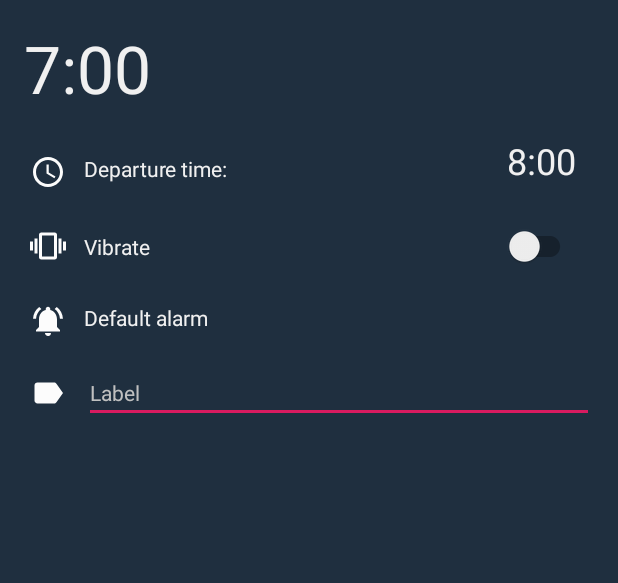
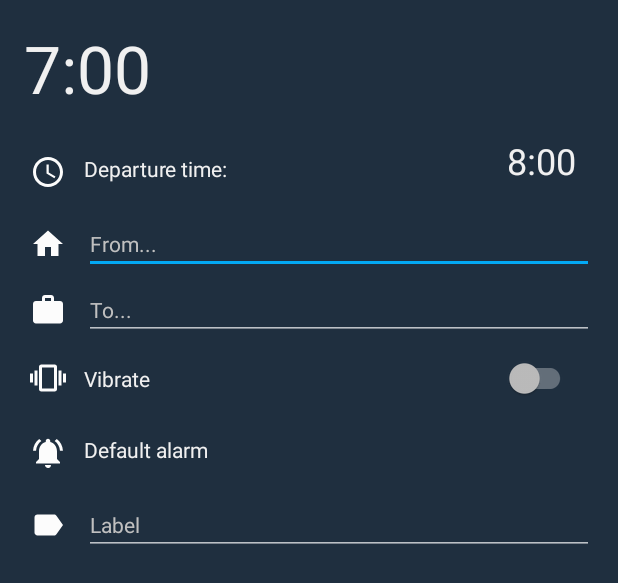
Before and after one commit to Nostereal/Reworked-smart-alarm, an Android app: the layout dialog_edit_alarm.xml on its own in the app's theme, with its tools: preview values and no code run, on a phone screen of 412 x 824 dp. Shown: the top 583 px of the screen. Run offline under Robolectric (Android 15) with nearby library versions, the phone set to English and light mode, and no system bars.

Commit message:
added dark theme, some fixes

```diff
--- a/app/src/main/java/com/example/smartalarm/data/AlarmRepository.kt
+++ b/app/src/main/java/com/example/smartalarm/data/AlarmRepository.kt
@@ -34,8 +34,5 @@ class AlarmRepository(application: Application) {
         uiScope.launch { alarmDao.update(alarm) }
     }
 
-    fun getAlarmById(id: Int) : Alarm {
-        val alarm: Alarm = alarmDao.getAlarmById(id)
-        return alarm
-    }
+    fun getAlarmById(id: Int) = alarmDao.getAlarmById(id)
 }
--- a/app/src/main/java/com/example/smartalarm/ui/MainActivity.kt
+++ b/app/src/main/java/com/example/smartalarm/ui/MainActivity.kt
@@ -3,6 +3,7 @@ package com.example.smartalarm.ui
 import androidx.appcompat.app.AppCompatActivity
 import android.os.Bundle
 import android.widget.Toast
+import androidx.appcompat.app.AppCompatDelegate
 import androidx.lifecycle.Observer
 import androidx.lifecycle.ViewModelProviders
 import androidx.recyclerview.widget.LinearLayoutManager
@@ -29,6 +30,7 @@ class MainActivity : AppCompatActivity() {
 
     override fun onCreate(savedInstanceState: Bundle?) {
         super.onCreate(savedInstanceState)
+        delegate.localNightMode = AppCompatDelegate.MODE_NIGHT_YES
         setContentView(R.layout.activity_main)
 
         recyclerView.layoutManager = LinearLayoutManager(this)
@@ -89,6 +91,4 @@ class MainActivity : AppCompatActivity() {
             }
         }
     }
-
-
 }
--- /dev/null
+++ b/app/src/main/res/drawable/ic_home.xml
@@ -0,0 +1,5 @@
+<vector android:height="24dp" android:tint="#FCFCFC"
+    android:viewportHeight="24.0" android:viewportWidth="24.0"
+    android:width="24dp" xmlns:android="http://schemas.android.com/apk/res/android">
+    <path android:fillColor="#FF000000" android:pathData="M10,20v-6h4v6h5v-8h3L12,3 2,12h3v8z"/>
+</vector>
--- /dev/null
+++ b/app/src/main/res/drawable/ic_work.xml
@@ -0,0 +1,5 @@
+<vector android:height="24dp" android:tint="#FCFCFC"
+    android:viewportHeight="24.0" android:viewportWidth="24.0"
+    android:width="24dp" xmlns:android="http://schemas.android.com/apk/res/android">
+    <path android:fillColor="#FF000000" android:pathData="M20,6h-4L16,4c0,-1.11 -0.89,-2 -2,-2h-4c-1.11,0 -2,0.89 -2,2v2L4,6c-1.11,0 -1.99,0.89 -1.99,2L2,19c0,1.11 0.89,2 2,2h16c1.11,0 2,-0.89 2,-2L22,8c0,-1.11 -0.89,-2 -2,-2zM14,6h-4L10,4h4v2z"/>
+</vector>
--- a/app/src/main/res/layout/dialog_edit_alarm.xml
+++ b/app/src/main/res/layout/dialog_edit_alarm.xml
@@ -2,7 +2,7 @@
 <ScrollView xmlns:android="http://schemas.android.com/apk/res/android"
             xmlns:tools="http://schemas.android.com/tools"
             android:id="@+id/edit_alarm_scrollView"
-            android:background="#1F2F3F"
+            tools:background="#1F2F3F"
             android:layout_width="match_parent"
             android:layout_height="match_parent">
 
@@ -56,14 +56,75 @@
                     android:textColor="@color/textColor"
                     android:textSize="@dimen/small_time_text_size"
                     android:layout_marginEnd="@dimen/medium_margin"
-                    tools:text="8:00"
-            />
+                    tools:text="8:00"/>
+
+        </RelativeLayout>
+
+        <RelativeLayout
+                android:id="@+id/edit_alarm_from_holder"
+                android:layout_below="@id/edit_alarm_depart_time_holder"
+                android:layout_width="match_parent"
+                android:layout_height="wrap_content">
+
+            <ImageView
+                    android:id="@+id/edit_alarm_from_image"
+                    android:scaleType="fitCenter"
+                    android:src="@drawable/ic_home"
+                    android:layout_marginHorizontal="@dimen/tiny_margin"
+                    android:layout_alignTop="@id/edit_alarm_from_address"
+                    android:layout_alignBottom="@id/edit_alarm_from_address"
+                    android:layout_width="wrap_content"
+                    android:layout_height="wrap_content"/>
+
+            <EditText
+                    android:id="@+id/edit_alarm_from_address"
+                    android:hint="@string/from_hint"
+                    android:maxLines="1"
+                    android:textColorHint="@color/textColorHint"
+                    android:textColor="@color/textColor"
+                    android:layout_marginStart="@dimen/small_margin"
+                    android:layout_marginTop="@dimen/tiny_margin"
+                    android:layout_toEndOf="@id/edit_alarm_from_image"
+                    android:textSize="@dimen/normal_text_size"
+                    android:layout_width="match_parent"
+                    android:layout_height="wrap_content"/>
+
+        </RelativeLayout>
+
+        <RelativeLayout
+                android:id="@+id/edit_alarm_to_holder"
+                android:layout_below="@id/edit_alarm_from_holder"
+                android:layout_width="match_parent"
+                android:layout_height="wrap_content">
+
+            <ImageView
+                    android:id="@+id/edit_alarm_to_image"
+                    android:scaleType="fitCenter"
+                    android:src="@drawable/ic_work"
+                    android:layout_marginHorizontal="@dimen/tiny_margin"
+                    android:layout_alignTop="@id/edit_alarm_to_address"
+                    android:layout_alignBottom="@id/edit_alarm_to_address"
+                    android:layout_width="wrap_content"
+                    android:layout_height="wrap_content"/>
+
+            <EditText
+                    android:id="@+id/edit_alarm_to_address"
+                    android:hint="@string/to_hint"
+                    android:maxLines="1"
+                    android:textColorHint="@color/textColorHint"
+                    android:textColor="@color/textColor"
+                    android:layout_marginStart="@dimen/small_margin"
+                    android:layout_marginTop="@dimen/tiny_margin"
+                    android:layout_toEndOf="@id/edit_alarm_to_image"
+                    android:textSize="@dimen/normal_text_size"
+                    android:layout_width="match_parent"
+                    android:layout_height="wrap_content"/>
 
         </RelativeLayout>
 
         <RelativeLayout
                 android:id="@+id/edit_alarm_vibrate_holder"
-                android:layout_below="@id/edit_alarm_depart_time_holder"
+                android:layout_below="@id/edit_alarm_to_holder"
                 android:paddingEnd="@dimen/small_margin"
                 android:paddingVertical="@dimen/medium_margin"
                 android:layout_width="match_parent"
--- a/app/src/main/res/values/colors.xml
+++ b/app/src/main/res/values/colors.xml
@@ -7,4 +7,14 @@
     <color name="textColor">#F0F0F0</color>
     <color name="textColorHint">#C0C0C0</color>
     <color name="backgroundColor">#1F2F3F</color>
+
+    <!-- AMBER Theme -->
+    <color name="primaryColorAmber">#FFC107</color>
+    <color name="primaryLightColorAmber">#FFECB3</color>
+    <color name="primaryDarkColorAmber">#FFA000</color>
+    <color name="secondaryColorAmber">#03A9F4</color>
+    <color name="secondaryLightColorAmber">#65c4ef</color>
+    <color name="secondaryDarkColorAmber">#1e87b6</color>
+    <color name="primaryTextColorAmber">#ffffff</color>
+    <color name="secondaryTextColorAmber">#000000</color>
 </resources>
--- a/app/src/main/res/values/strings.xml
+++ b/app/src/main/res/values/strings.xml
@@ -9,6 +9,8 @@
     <string name="from">From:</string>
     <string name="to">To:</string>
     <string name="alarm_time">Alarm time:</string>
+    <string name="from_hint">From...</string>
+    <string name="to_hint">To...</string>
 
     <string-array name="days">
         <item>Monday</item>
--- a/app/src/main/res/values/styles.xml
+++ b/app/src/main/res/values/styles.xml
@@ -1,11 +1,17 @@
 <resources>
 
-    <!-- Base application theme. -->
-    <style name="AppTheme" parent="Theme.AppCompat.Light.DarkActionBar">
-        <!-- Customize your theme here. -->
-        <item name="colorPrimary">@color/colorPrimary</item>
-        <item name="colorPrimaryDark">@color/colorPrimaryDark</item>
-        <item name="colorAccent">@color/colorAccent</item>
+    <!--&lt;!&ndash; Base application theme. &ndash;&gt;-->
+    <!--<style name="AppTheme" parent="Theme.AppCompat.Light.DarkActionBar">-->
+        <!--&lt;!&ndash; Customize your theme here. &ndash;&gt;-->
+        <!--<item name="colorPrimary">@color/colorPrimary</item>-->
+        <!--<item name="colorPrimaryDark">@color/colorPrimaryDark</item>-->
+        <!--<item name="colorAccent">@color/colorAccent</item>-->
+    <!--</style>-->
+
+    <style name="AppTheme" parent="Theme.AppCompat.DayNight.DarkActionBar">
+        <item name="colorPrimary">@color/primaryColorAmber</item>
+        <item name="colorPrimaryDark">@color/primaryDarkColorAmber</item>
+        <item name="colorAccent">@color/secondaryColorAmber</item>
     </style>
 
 </resources>
```
Also changed, not shown: app/src/main/java/com/example/smartalarm/adapters/AlarmAdapter.kt (+24 -10 lines), app/src/main/java/com/example/smartalarm/data/AlarmDatabase.kt (+31 -12 lines).
